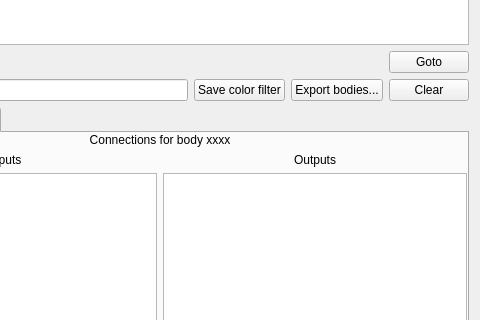
Qt form neurolabi/gui/dialogs/flyembodyinfodialog.ui (janelia-flyem/NeuTu) before a commit; both pictures show x 160 to 640 and y 316 to 636 of the 640 by 800 pixel window.
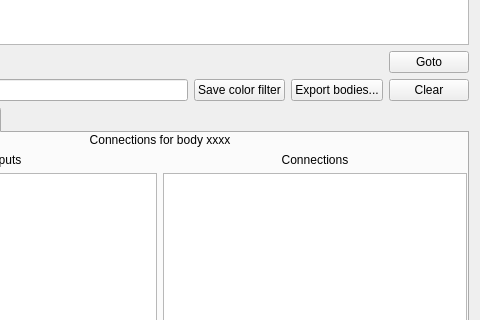
The same form after that commit. The open tabs and pages were chosen to show the change.

Commit message: fill in sites table from connections table (first pass)

The edit to the form file:
```diff
--- a/neurolabi/gui/dialogs/flyembodyinfodialog.ui
+++ b/neurolabi/gui/dialogs/flyembodyinfodialog.ui
@@ -321,7 +321,7 @@
            <item>
             <widget class="QLabel" name="label_6">
              <property name="text">
-              <string>Outputs</string>
+              <string>Connections</string>
              </property>
              <property name="alignment">
               <set>Qt::AlignHCenter|Qt::AlignTop</set>
```
Left out of the diff: 8 changed lines with no effect on the pictures. The commit also changes 2 other files.
